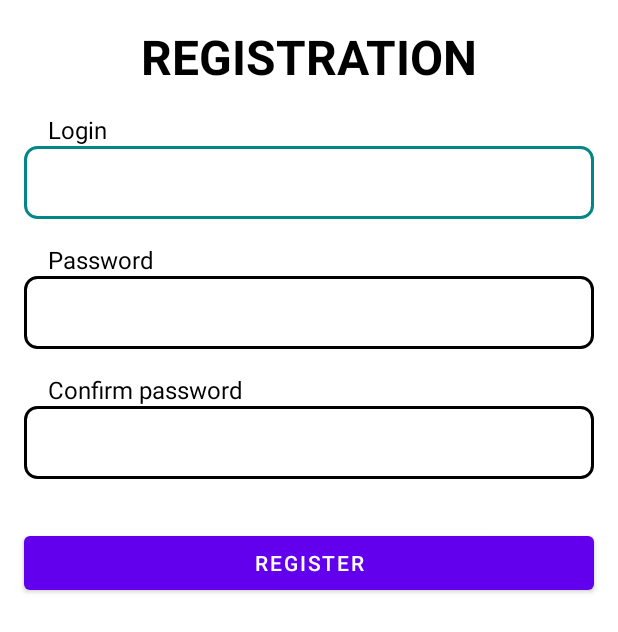
After one commit to eMikhalets/VoteApp, an Android app: the layout fragment_auth_register.xml on its own in the app's theme, with its tools: preview values and no code run, on a phone screen of 412 x 824 dp. The commit adds this screen. Shown: the top 632 px of the screen. Run offline under Robolectric (Android 15) with nearby library versions, the phone set to English and light mode, and no system bars.

Commit message:
- design auth layouts

```diff
--- a/app/build.gradle
+++ b/app/build.gradle
@@ -39,14 +39,19 @@ android {
 
 dependencies {
     def nav_version = "2.3.4"
+    def drawer_version = "7.0.0"
 
     implementation 'androidx.appcompat:appcompat:1.2.0'
+    implementation "androidx.recyclerview:recyclerview:1.1.0"
+    implementation "androidx.annotation:annotation:1.1.0"
     implementation 'com.google.android.material:material:1.3.0'
     implementation 'androidx.constraintlayout:constraintlayout:2.0.4'
 
     // Third-party
     implementation "com.jakewharton.timber:timber:4.7.1"
     implementation "com.squareup.picasso:picasso:2.71828"
+    implementation "com.mikepenz:materialdrawer:$drawer_version"
+    implementation "com.mikepenz:materialdrawer-nav:$drawer_version"
 
     // Navigation
     implementation "androidx.navigation:navigation-fragment-ktx:$nav_version"
--- a/app/src/main/java/com/emikhalets/voteapp/view/MainActivity.kt
+++ b/app/src/main/java/com/emikhalets/voteapp/view/MainActivity.kt
@@ -28,7 +28,7 @@ class MainActivity : AppCompatActivity() {
         binding!!.navigationView.setNavigationItemSelectedListener { item: MenuItem -> navigationListener(item) }
         navController!!.addOnDestinationChangedListener { controller: NavController, destination: NavDestination, arguments: Bundle? -> destinationChanged(controller, destination, arguments!!) }
         when (navController!!.currentDestination!!.id) {
-            R.id.logoFragment, R.id.loginFragment, R.id.registerFragment -> binding!!.toolbar.visibility = View.GONE
+            R.id.logoFragment, R.id.authLoginFragment, R.id.authRegisterFragment -> binding!!.toolbar.visibility = View.GONE
         }
     }
 
@@ -39,7 +39,7 @@ class MainActivity : AppCompatActivity() {
     override fun onBackPressed() {
         val currentFragment = navController!!.currentDestination!!.id
         when (currentFragment) {
-            R.id.loginFragment, R.id.homeFragment -> finish()
+            R.id.authLoginFragment, R.id.homeFragment -> finish()
             else -> navController!!.popBackStack()
         }
     }
--- /dev/null
+++ b/app/src/main/res/drawable/style_edittext.xml
@@ -0,0 +1,17 @@
+<?xml version="1.0" encoding="utf-8"?>
+<selector xmlns:android="http://schemas.android.com/apk/res/android">
+    <item android:state_enabled="true" android:state_focused="true">
+        <shape android:shape="rectangle">
+            <solid android:color="?attr/colorOnPrimary" />
+            <corners android:radius="@dimen/app_border_radius" />
+            <stroke android:width="@dimen/app_border_width" android:color="@color/teal_700" />
+        </shape>
+    </item>
+    <item android:state_enabled="true">
+        <shape android:shape="rectangle">
+            <solid android:color="?attr/colorOnPrimary" />
+            <corners android:radius="@dimen/app_border_radius" />
+            <stroke android:width="@dimen/app_border_width" android:color="?attr/colorOnSecondary" />
+        </shape>
+    </item>
+</selector>
--- /dev/null
+++ b/app/src/main/res/layout/fragment_auth_register.xml
@@ -0,0 +1,77 @@
+<?xml version="1.0" encoding="utf-8"?>
+<androidx.constraintlayout.widget.ConstraintLayout xmlns:android="http://schemas.android.com/apk/res/android"
+    xmlns:app="http://schemas.android.com/apk/res-auto"
+    xmlns:tools="http://schemas.android.com/tools"
+    android:layout_width="match_parent"
+    android:layout_height="match_parent">
+
+    <TextView
+        android:id="@+id/text_label"
+        style="@style/AppTextLabel"
+        android:layout_width="match_parent"
+        android:layout_height="wrap_content"
+        android:text="@string/auth_text_register_label"
+        app:layout_constraintTop_toTopOf="parent" />
+
+    <TextView
+        android:id="@+id/text_login"
+        style="@style/AppTextInput"
+        android:layout_width="wrap_content"
+        android:layout_height="wrap_content"
+        android:text="@string/auth_text_login"
+        app:layout_constraintStart_toStartOf="@id/input_login"
+        app:layout_constraintTop_toBottomOf="@id/text_label" />
+
+    <EditText
+        android:id="@+id/input_login"
+        style="@style/AppEditText"
+        android:layout_width="match_parent"
+        android:layout_height="wrap_content"
+        android:autofillHints=""
+        app:layout_constraintTop_toBottomOf="@id/text_login"
+        tools:ignore="LabelFor" />
+
+    <TextView
+        android:id="@+id/text_pass"
+        style="@style/AppTextInput"
+        android:layout_width="wrap_content"
+        android:layout_height="wrap_content"
+        android:text="@string/auth_text_pass"
+        app:layout_constraintStart_toStartOf="@id/input_pass"
+        app:layout_constraintTop_toBottomOf="@id/input_login" />
+
+    <EditText
+        android:id="@+id/input_pass"
+        style="@style/AppEditTextPassword"
+        android:layout_width="match_parent"
+        android:layout_height="wrap_content"
+        android:autofillHints=""
+        app:layout_constraintTop_toBottomOf="@id/text_pass"
+        tools:ignore="LabelFor" />
+
+    <TextView
+        android:id="@+id/text_pass_conf"
+        style="@style/AppTextInput"
+        android:layout_width="wrap_content"
+        android:layout_height="wrap_content"
+        android:text="@string/auth_text_pass_conf"
+        app:layout_constraintStart_toStartOf="@id/input_pass_conf"
+        app:layout_constraintTop_toBottomOf="@id/input_pass" />
+
+    <EditText
+        android:id="@+id/input_pass_conf"
+        style="@style/AppEditTextPassword"
+        android:layout_width="match_parent"
+        android:layout_height="wrap_content"
+        android:autofillHints=""
+        app:layout_constraintTop_toBottomOf="@id/text_pass_conf"
+        tools:ignore="LabelFor" />
+
+    <Button
+        android:id="@+id/btn_register"
+        style="@style/AppButton"
+        android:layout_width="match_parent"
+        android:layout_height="wrap_content"
+        android:text="@string/auth_btn_register"
+        app:layout_constraintTop_toBottomOf="@id/input_pass_conf" />
+</androidx.constraintlayout.widget.ConstraintLayout>
--- a/app/src/main/res/values/dimens.xml
+++ b/app/src/main/res/values/dimens.xml
@@ -1,4 +1,15 @@
 <?xml version="1.0" encoding="utf-8"?>
 <resources>
+    <dimen name="app_padding">16dp</dimen>
+    <dimen name="app_padding_mid">12dp</dimen>
+    <dimen name="app_padding_small">8dp</dimen>
+    <dimen name="app_margin">16dp</dimen>
+    <dimen name="app_margin_small">8dp</dimen>
+    <dimen name="app_margin_large">32dp</dimen>
+    <dimen name="app_border_radius">8dp</dimen>
+    <dimen name="app_border_width">2dp</dimen>
+
+
+
     <dimen name="parent_layout_padding">16dp</dimen>
 </resources>
--- a/app/src/main/res/values/strings.xml
+++ b/app/src/main/res/values/strings.xml
@@ -1,18 +1,32 @@
 <resources>
     <string name="app_name">VoteApp</string>
 
-    <string name="section_in_development">Раздел находится в разработке</string>
-    <string name="loading_error">Ошибка загрузки данных</string>
+    <!-- Testing -->
+    <string name="home_label_test">Home Fragment</string>
+
+    <!-- Toolbar Titles -->
+    <string name="home_title">Latest Images</string>
+
+    <!-- Auth Screens -->
+    <string name="auth_text_login_label">Authorization</string>
+    <string name="auth_text_register_label">Registration</string>
+    <string name="auth_text_login">Login</string>
+    <string name="auth_text_pass">Password</string>
+    <string name="auth_text_pass_conf">Confirm password</string>
+    <string name="auth_btn_login">Login</string>
+    <string name="auth_btn_register">Register</string>
+
+
+
 
     <!-- NAV -->
+    <string name="loading_error">Ошибка загрузки данных</string>
     <string name="nav_profile">Профиль</string>
     <string name="nav_user_images">Мои фотографии</string>
     <string name="nav_voting">Голосование</string>
     <string name="nav_top_images">Топ фотографий</string>
     <string name="nav_top_users">Топ пользователей</string>
 
-    <!-- LOGIN -->
-    <string name="login_label">АВТОРИЗАЦИЯ</string>
     <string name="login_et_hint_login">Логин</string>
     <string name="login_et_hint_pass">Пароль</string>
     <string name="login_btn_auth">Войти</string>
--- a/app/src/main/res/values/styles.xml
+++ b/app/src/main/res/values/styles.xml
@@ -11,4 +11,45 @@
         <item name="android:textSize">20sp</item>
     </style>
 
+    <style name="AppToolbar">
+        <item name="android:background">?attr/colorPrimary</item>
+        <item name="android:theme">@style/ThemeOverlay.AppCompat.Dark.ActionBar</item>
+    </style>
+
+    <style name="AppTextLabel">
+        <item name="android:gravity">center</item>
+        <item name="android:textAllCaps">true</item>
+        <item name="android:textColor">@android:color/black</item>
+        <item name="android:textSize">32sp</item>
+        <item name="android:textStyle">bold</item>
+        <item name="android:layout_marginTop">@dimen/app_margin</item>
+        <item name="android:layout_marginStart">@dimen/app_margin</item>
+        <item name="android:layout_marginEnd">@dimen/app_margin</item>
+    </style>
+
+    <style name="AppTextInput">
+        <item name="android:textColor">@android:color/black</item>
+        <item name="android:textSize">16sp</item>
+        <item name="android:layout_marginStart">@dimen/app_margin</item>
+        <item name="android:layout_marginTop">@dimen/app_margin</item>
+    </style>
+
+    <style name="AppEditText">
+        <item name="android:layout_marginStart">@dimen/app_margin</item>
+        <item name="android:layout_marginEnd">@dimen/app_margin</item>
+        <item name="android:background">@drawable/style_edittext</item>
+        <item name="android:inputType">text</item>
+        <item name="android:padding">@dimen/app_padding_mid</item>
+    </style>
+
+    <style name="AppEditTextPassword" parent="AppEditText">
+        <item name="android:inputType">textPassword</item>
+    </style>
+
+    <style name="AppButton">
+        <item name="android:layout_marginStart">@dimen/app_margin</item>
+        <item name="android:layout_marginTop">@dimen/app_margin_large</item>
+        <item name="android:layout_marginEnd">@dimen/app_margin</item>
+    </style>
+
 </resources>
--- a/app/src/main/res/values/themes.xml
+++ b/app/src/main/res/values/themes.xml
@@ -10,8 +10,6 @@
         <item name="colorSecondary">@color/teal_200</item>
         <item name="colorSecondaryVariant">@color/teal_700</item>
         <item name="colorOnSecondary">@color/black</item>
-        <!-- Status bar colors -->
-        <item name="android:statusBarColor" tools:targetApi="l">?attr/colorPrimaryVariant</item>
-        <!-- Custom colors -->
+        <!-- Custom attributes -->
     </style>
 </resources>
--- a/settings.gradle
+++ b/settings.gradle
@@ -1,2 +1,2 @@
-rootProject.name='Fourtop'
+rootProject.name='VoteApp'
 include ':app'
```
Also changed, not shown: app/src/main/res/layout/activity_main.xml (+11 -32 lines), app/src/main/res/layout/fragment_auth_login.xml (added, +67 -0 lines), app/src/main/res/layout/fragment_home.xml (+10 -6 lines), app/src/main/res/layout/fragment_login.xml (deleted, +0 -81 lines), app/src/main/res/layout/fragment_register.xml (deleted, +0 -139 lines), app/src/main/res/navigation/navigation.xml (+20 -38 lines), 1 other file.
